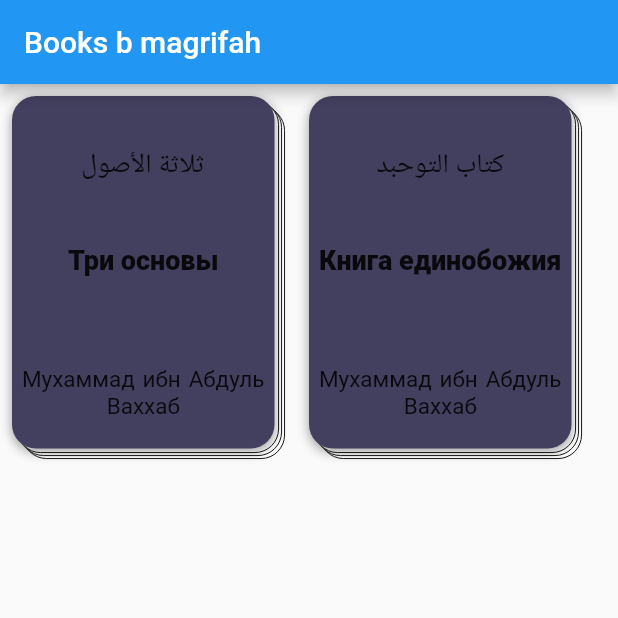
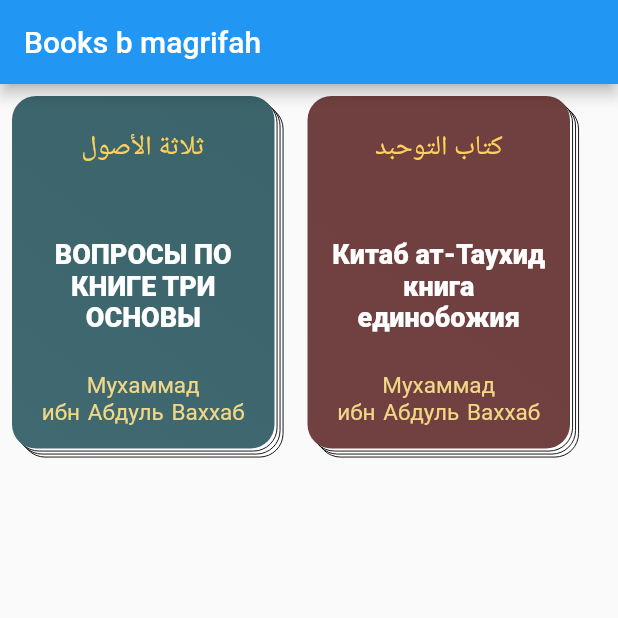
Before and after one commit to Sadid-USN/List-books-ui, a Flutter app: the screen it shows after launch, on a phone screen of 412 x 824 dp, the top half of it. Run offline on Flutter 3.47's test engine with Material 2 defaults, Android fonts, the phone set to English and light mode, and no system bars; Roboto replaces fonts that are missing (Scheherazade).

Commit message:
fixed titels color and their position

```diff
--- a/lib/book_card.dart
+++ b/lib/book_card.dart
@@ -1,4 +1,5 @@
 import 'package:flutter/material.dart';
+
 
 class BookCard extends StatelessWidget {
   const BookCard(
@@ -6,18 +7,23 @@ class BookCard extends StatelessWidget {
       this.height,
       this.width,
       this.containerColor,
-      this.bookNameRu,
-      this.bookNameAr,
-      this.textColor,
-      this.author})
+      this.bookTitleAr,
+      this.titleColorAr,
+      this.bookTitleRu,
+      this.titleColorRu,
+      this.authorName,
+      this.authorNameColor,
+      })
       : super(key: key);
   final double? height;
   final double? width;
-  final Color? containerColor;
-  final Color? textColor;
-  final String? bookNameRu;
-  final String? author;
-  final String? bookNameAr;
+  final BoxDecoration? containerColor;
+  final Color? titleColorAr;
+  final Color? titleColorRu;
+  final Color? authorNameColor;
+  final String? bookTitleRu;
+  final String? authorName;
+  final String? bookTitleAr;
 
   @override
   Widget build(BuildContext context) {
@@ -25,7 +31,7 @@ class BookCard extends StatelessWidget {
       padding: const EdgeInsets.all(8.0),
       child: Stack(children: [
         Padding(
-          padding: const EdgeInsets.only(top: 7, left: 7),
+          padding: const EdgeInsets.only(top: 6, left: 6),
           child: Container(
               height: height,
               width: width,
@@ -36,7 +42,7 @@ class BookCard extends StatelessWidget {
               )),
         ),
         Padding(
-          padding: const EdgeInsets.only(top: 5, left: 5),
+          padding: const EdgeInsets.only(top: 4, left: 4),
           child: Container(
               height: height,
               width: width,
@@ -47,7 +53,7 @@ class BookCard extends StatelessWidget {
               )),
         ),
         Padding(
-          padding: const EdgeInsets.only(top: 3, left: 3),
+          padding: const EdgeInsets.only(top: 2, left: 2),
           child: Container(
                height: height,
               width: width,
@@ -59,25 +65,11 @@ class BookCard extends StatelessWidget {
         ),
         Column(
           children: [
-            Container(
+            Flexible(
+              child: Container(
                  height: height,
                 width: width,
-              decoration: const BoxDecoration(
-                  boxShadow: [
-                    BoxShadow(
-                        color: Colors.black38,
-                        offset: Offset(0.0, 2.0),
-                        blurRadius: 6.0)
-                  ],
-                  borderRadius: BorderRadius.all(Radius.circular(16)),
-                  gradient: LinearGradient(
-                    begin: Alignment.topRight,
-                    end: Alignment.bottomLeft,
-                    colors: [
-                      Color(0xff433f5f),
-                      Color(0xff433f5f),
-                    ],
-                  )),
+                decoration: containerColor,
                 child: Column(
                   mainAxisAlignment: MainAxisAlignment.center,
                   crossAxisAlignment: CrossAxisAlignment.center,
@@ -86,36 +78,46 @@ class BookCard extends StatelessWidget {
                       height: 15.0,
                     ),
                     Text(
-                    bookNameAr ??'',
+                      bookTitleAr ??'',
                       style: TextStyle(
                           fontFamily: 'Scheherazade',
                           fontSize: 18,
-                        color: textColor),
+                          color: titleColorAr),
                     ),
                     const SizedBox(
                       height: 40.0,
                     ),
-                  Text(
-                    bookNameRu ?? '',
+                    Padding(
+                      padding: const EdgeInsets.all(8.0),
+                      child: Text(
+                        bookTitleRu ?? '',
+                        textAlign: TextAlign.center,
                         style: TextStyle(
+
+                          overflow: TextOverflow.visible,
                             fontFamily: 'Scheherazade',
                             fontSize: 18,
                             fontWeight: FontWeight.w800,
-                        color: textColor),
+                            color: titleColorRu),
+                      ),
                     ),
                     const SizedBox(
-                    height: 60.0,
+                      height: 10.0,
                     ),
-                  Text(
-                    author ?? '',
+                    Padding(
+                      padding: const EdgeInsets.all(8.0),
+                      child: Text(
+                        authorName ?? '',
                         textAlign: TextAlign.center,
                         style: TextStyle(
                             wordSpacing: 1.5,
                             fontFamily: 'Roboto',
                             fontSize: 15,
-                        color: textColor),
+                            color: authorNameColor),
+                      ),
                     )
                   ],
+                ),
               ),
             ),
           ],
--- a/lib/colors/colors.dart
+++ b/lib/colors/colors.dart
@@ -1,4 +1,30 @@
 import 'package:flutter/material.dart';
 
- Color nameBookColor = const Color(0xffFFD15C);
- Color authorNameColor = const Color(0xffFFffff);
+Color titleColorAr = const Color(0xffFFD15C);
+Color titleColorRu = const Color(0xffFFffff);
+Color authorNameColor = const Color(0xffF1D786);
+
+BoxDecoration containerColor1 = const BoxDecoration(
+    borderRadius:  BorderRadius.all(Radius.circular(16)),
+   // border: Border.all(color: Colors.black, width: 0.6),
+    color: Colors.white,
+    gradient: LinearGradient(
+      begin: Alignment.topRight,
+      end: Alignment.bottomLeft,
+      colors: [
+        Color(0xff3a636a),
+        Color(0xff416971),
+
+      ],
+    ));
+
+BoxDecoration containerColor2 = const BoxDecoration(
+    borderRadius: BorderRadius.all(Radius.circular(16)),
+    gradient: LinearGradient(
+      begin: Alignment.topRight,
+      end: Alignment.bottomLeft,
+      colors: [
+        Color(0xff704040),
+        Color(0xff714141),
+      ],
+    ));
--- a/lib/home_page.dart
+++ b/lib/home_page.dart
@@ -1,7 +1,6 @@
 import 'package:book_ui/book_card.dart';
 import 'package:flutter/material.dart';
 import 'colors/colors.dart';
-
 
 class HomePage extends StatelessWidget {
   const HomePage({Key? key}) : super(key: key);
@@ -12,29 +11,33 @@ class HomePage extends StatelessWidget {
         appBar: AppBar(
           title: const Text('Books b magrifah'),
         ),
-
         body: ListView(
           scrollDirection: Axis.horizontal,
-          children: const [
+          children: [
             BookCard(
-        bookNameAr: 'ثلاثة الأصول',
-        author: 'Мухаммад ибн Абдуль Ваххаб',
-        bookNameRu: "Три основы",
-        containerColor: Color(0xff433f5f),
+              titleColorRu: titleColorRu,
+              authorNameColor: authorNameColor,
+              titleColorAr: titleColorAr,
+              bookTitleAr: 'ثلاثة الأصول',
+              authorName: 'Мухаммад\nибн Абдуль Ваххаб',
+              bookTitleRu: "ВОПРОСЫ ПО КНИГЕ ТРИ ОСНОВЫ",
+              containerColor: containerColor1,
               height: 235,
               width: 175,
-
             ),
             BookCard(
-        bookNameAr: 'كتاب التوحبد',
-        author: 'Мухаммад ибн Абдуль Ваххаб',
-        bookNameRu: "Книга единобожия",
-        containerColor: Color(0xff783a3a),
+              titleColorRu: titleColorRu,
+              titleColorAr: titleColorAr,
+              authorNameColor: authorNameColor,
+              bookTitleAr: 'كتاب التوحبد',
+              authorName: 'Мухаммад\nибн Абдуль Ваххаб',
+              bookTitleRu: "Китаб ат-Таухид книга единобожия",
+              containerColor: containerColor2,
               height: 235,
               width: 175,
-
             ),
-        ],)
+          ],
+        )
         // body: InkWell(
         //     onTap: () {
         //       Navigator.push(context, MaterialPageRoute(builder: (context) {
@@ -43,7 +46,6 @@ class HomePage extends StatelessWidget {
         //     },
         //     child: cardBook())
 
-
         );
   }
 }
```
Lines whose indentation alone changed are shown as unchanged.
